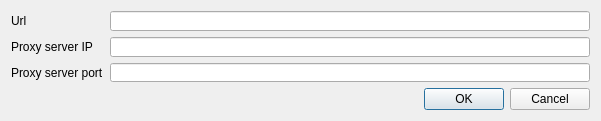
The window that AddItemDialog.ui (FelixdelasPozas/curl-Downloader) describes before a commit, drawn with Qt 5.
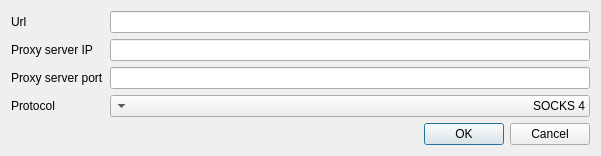
The same window after the commit. Icons and pictures are not drawn.

What changed in the file:
```diff
--- a/AddItemDialog.ui
+++ b/AddItemDialog.ui
@@ -7,19 +7,19 @@
     <x>0</x>
     <y>0</y>
     <width>601</width>
-    <height>121</height>
+    <height>147</height>
    </rect>
   </property>
   <property name="minimumSize">
    <size>
-    <width>601</width>
-    <height>121</height>
+    <width>600</width>
+    <height>0</height>
    </size>
   </property>
   <property name="maximumSize">
    <size>
     <width>16777215</width>
-    <height>121</height>
+    <height>150</height>
    </size>
   </property>
   <property name="windowTitle">
@@ -32,13 +32,6 @@
   <layout class="QVBoxLayout" name="verticalLayout">
    <item>
     <layout class="QGridLayout" name="gridLayout">
-     <item row="1" column="0">
-      <widget class="QLabel" name="label_2">
-       <property name="text">
-        <string>Proxy server IP</string>
-       </property>
-      </widget>
-     </item>
      <item row="2" column="0">
       <widget class="QLabel" name="label_3">
        <property name="text">
@@ -46,6 +39,22 @@
        </property>
       </widget>
      </item>
+     <item row="1" column="2">
+      <widget class="QLineEdit" name="m_serverIP"/>
+     </item>
+     <item row="2" column="2">
+      <widget class="QLineEdit" name="m_serverPort"/>
+     </item>
+     <item row="0" column="2">
+      <widget class="QLineEdit" name="m_url"/>
+     </item>
+     <item row="1" column="0">
+      <widget class="QLabel" name="label_2">
+       <property name="text">
+        <string>Proxy server IP</string>
+       </property>
+      </widget>
+     </item>
      <item row="0" column="0">
       <widget class="QLabel" name="label">
        <property name="text">
@@ -53,14 +62,29 @@
        </property>
       </widget>
      </item>
-     <item row="0" column="1">
-      <widget class="QLineEdit" name="m_url"/>
+     <item row="3" column="0">
+      <widget class="QLabel" name="label_4">
+       <property name="text">
+        <string>Protocol</string>
+       </property>
+      </widget>
      </item>
-     <item row="1" column="1">
-      <widget class="QLineEdit" name="m_serverIP"/>
-     </item>
-     <item row="2" column="1">
-      <widget class="QLineEdit" name="m_serverPort"/>
+     <item row="3" column="2">
+      <widget class="QComboBox" name="m_protocolCombo">
+       <property name="layoutDirection">
+        <enum>Qt::RightToLeft</enum>
+       </property>
+       <item>
+        <property name="text">
+         <string>SOCKS 4</string>
+        </property>
+       </item>
+       <item>
+        <property name="text">
+         <string>SOCKS 5</string>
+        </property>
+       </item>
+      </widget>
      </item>
     </layout>
    </item>
```
Left out of the diff: 2 changed lines with no effect on the pictures.
